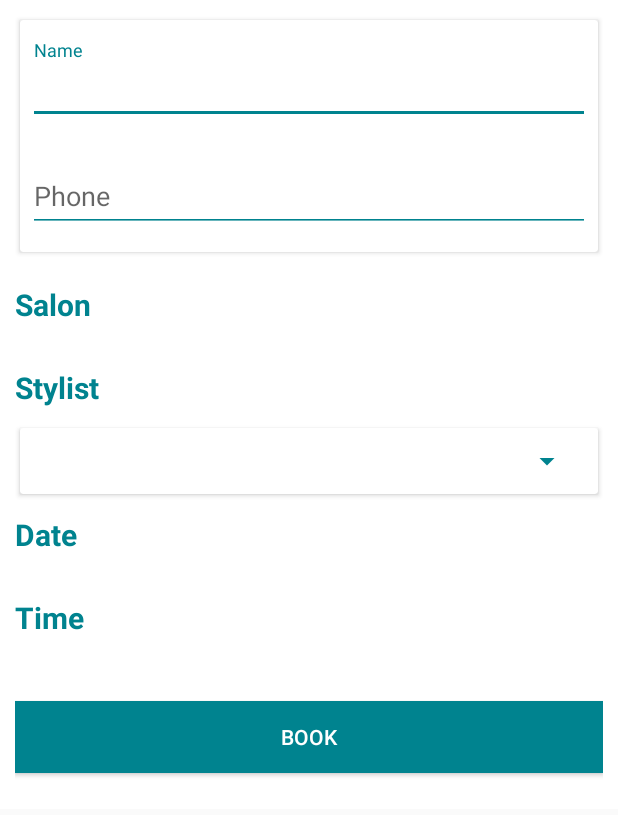
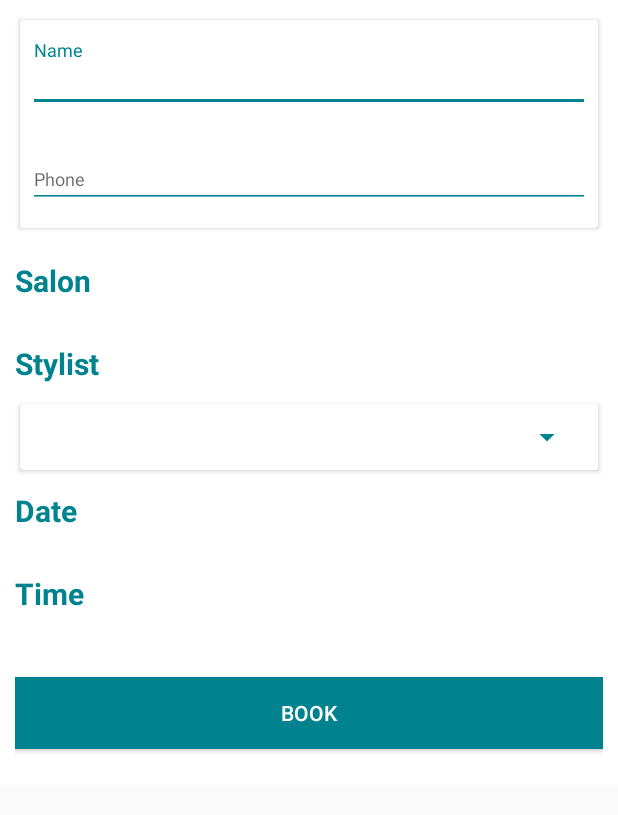
Before and after one commit to mrtoandoan/framgia_hair_stylist_android, an Android app: the layout fragment_booking.xml on its own in the app's theme, with its tools: preview values and no code run, on a phone screen of 412 x 824 dp. Shown: the top 815 px of the screen. Run offline under Robolectric (Android 15) with nearby library versions, the phone set to English and light mode, and no system bars; plain views replace SearchableSpinner.

Commit message:
api booking 6

```diff
--- a/app/src/main/java/com/framgia/fsalon/screen/booking/BookingPresenter.java
+++ b/app/src/main/java/com/framgia/fsalon/screen/booking/BookingPresenter.java
@@ -25,7 +25,7 @@ import rx.subscriptions.CompositeSubscription;
 import static com.framgia.fsalon.utils.Constant.A_DAY;
 
 /**
- * Listens to user actions from the UI ({@link BookingActivity}), retrieves the data and updates
+ * Listens to user actions from the UI ({@link BookingFragment}), retrieves the data and updates
  * the UI as required.
  */
 public class BookingPresenter implements BookingContract.Presenter {
--- a/app/src/main/java/com/framgia/fsalon/screen/booking/BookingViewModel.java
+++ b/app/src/main/java/com/framgia/fsalon/screen/booking/BookingViewModel.java
@@ -4,6 +4,7 @@ import android.content.Context;
 import android.databinding.BaseObservable;
 import android.databinding.Bindable;
 import android.support.design.widget.Snackbar;
+import android.support.v4.app.FragmentActivity;
 import android.support.v7.app.AppCompatActivity;
 import android.widget.ArrayAdapter;
 
@@ -30,7 +31,7 @@ public class BookingViewModel extends BaseObservable implements BookingContract.
     private DateBookingAdapter mDateAdapter;
     private TimeBookingAdapter mTimeAdapter;
     private ArrayAdapter<Stylist> mStylistAdapter;
-    private AppCompatActivity mActivity;
+    private FragmentActivity mActivity;
     private Context mContext;
     private long mTime = System.currentTimeMillis() / 1000;
     private int mSalonId;
@@ -43,7 +44,7 @@ public class BookingViewModel extends BaseObservable implements BookingContract.
     private String mTimeError;
     private String mSalonError;
 
-    public BookingViewModel(AppCompatActivity activity) {
+    public BookingViewModel(FragmentActivity activity) {
         mActivity = activity;
         mContext = activity.getApplicationContext();
     }
--- a/app/src/main/java/com/framgia/fsalon/screen/home/HomePagerAdapter.java
+++ b/app/src/main/java/com/framgia/fsalon/screen/home/HomePagerAdapter.java
@@ -3,6 +3,8 @@ package com.framgia.fsalon.screen.home;
 import android.support.v4.app.Fragment;
 import android.support.v4.app.FragmentManager;
 import android.support.v4.app.FragmentPagerAdapter;
+
+import com.framgia.fsalon.screen.booking.BookingFragment;
 
 /**
  * Created by THM on 7/25/2017.
@@ -17,7 +19,7 @@ public class HomePagerAdapter extends FragmentPagerAdapter {
         switch (position) {
             // TODO: 7/25/2017 return the right fragment
             case HomeViewModel.BOOKING_FUNC:
-                return new Fragment();
+                return BookingFragment.newInstance();
             case HomeViewModel.DETAIL_FUNC:
                 return new Fragment();
             case HomeViewModel.HISTORY_FUNC:
--- a/app/src/main/res/layout/activity_booking.xml
+++ b/app/src/main/res/layout/fragment_booking.xml
@@ -55,7 +55,8 @@
                             android:layout_height="wrap_content"
                             android:hint="@string/hint_name"
                             android:inputType="textPersonName"
-                            android:text="@={viewModel.name}"/>
+                            android:text="@={viewModel.name}"
+                            android:textSize="@dimen/sp_12"/>
                     </android.support.design.widget.TextInputLayout>
 
                     <android.support.design.widget.TextInputLayout
@@ -70,7 +71,8 @@
                             android:layout_height="wrap_content"
                             android:hint="@string/title_phone"
                             android:inputType="number"
-                            android:text="@={viewModel.phone}"/>
+                            android:text="@={viewModel.phone}"
+                            android:textSize="@dimen/sp_12"/>
                     </android.support.design.widget.TextInputLayout>
                 </LinearLayout>
             </android.support.v7.widget.CardView>
```
Also changed, not shown: app/src/main/AndroidManifest.xml (+1 -6 lines), app/src/main/java/com/framgia/fsalon/screen/booking/BookingFragment.java (renamed from app/src/main/java/com/framgia/fsalon/screen/booking/BookingActivity.java, +24 -9 lines).
